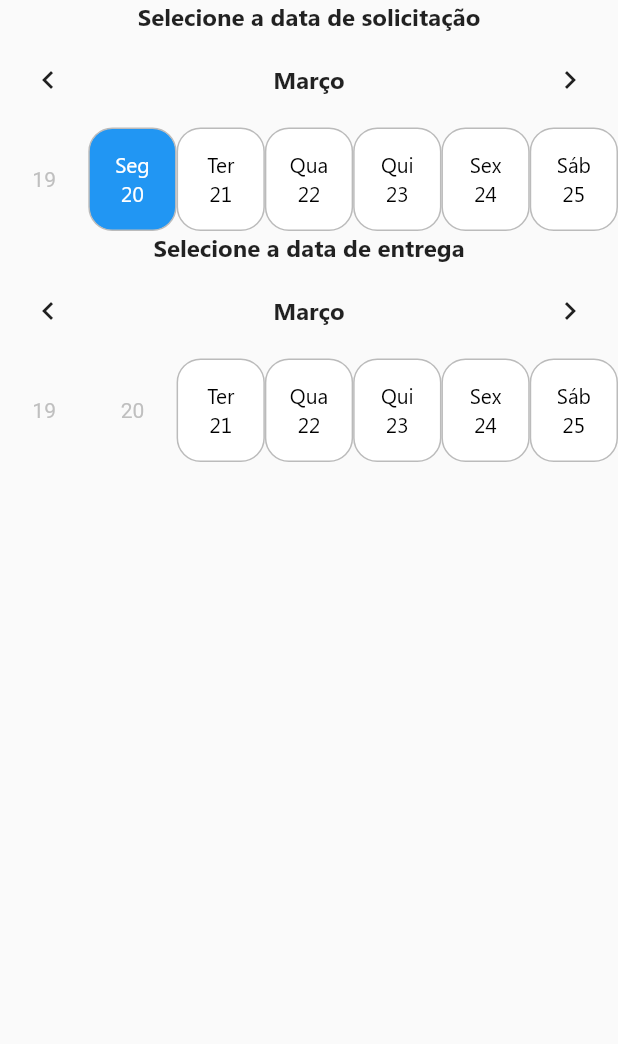
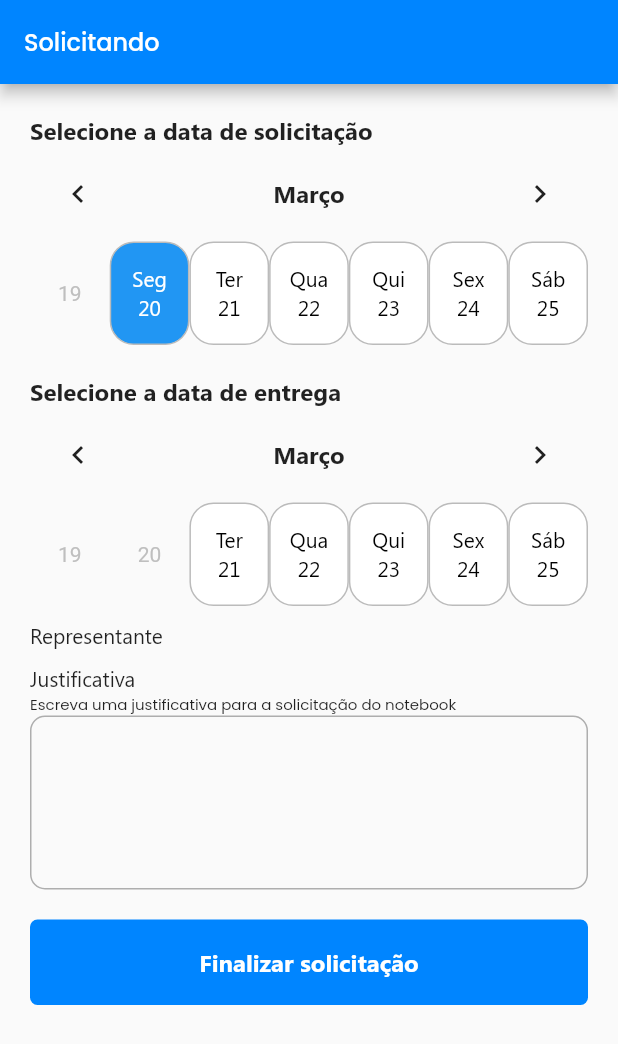
Before and after one commit to LAMPI-Oficial/Easy-Flow, a Flutter app: the screen it shows after launch, on a phone screen of 412 x 824 dp. Shown: the top 1044 px of the screen. Run offline on Flutter 3.47's test engine with Material 2 defaults, Android fonts, the phone set to English and light mode, and no system bars; drawn by our look-alikes of table_calendar; our stand-ins replace auto_size_text, get, result_dart; missing offline and left inert: stylish_dialog; accounts and stored records are empty.

Commit message:
[FE.2.1] - Inserido campo de texto para justificativa

```diff
--- a/lib/layers/modules/equipment/equipment_controller.dart
+++ b/lib/layers/modules/equipment/equipment_controller.dart
@@ -1,3 +1,4 @@
+import 'package:flutter/material.dart';
 import 'package:get/get.dart';
 
 class EquipmentController extends GetxController {
@@ -9,6 +10,8 @@ class EquipmentController extends GetxController {
   var returnDate = DateTime.now().obs;
   var returnDateFocusedDay = DateTime.now().add(const Duration(days: 1)).obs;
   var returnDateFirstDay = DateTime.now().add(const Duration(days: 1)).obs;
+
+  var justificationTextFieldController = TextEditingController();
 
   void onRequestDaySelected(DateTime selectedDay, DateTime focusedDay) {
     requestDate.value = selectedDay;
--- a/lib/layers/modules/equipment/pages/equipment_request_page.dart
+++ b/lib/layers/modules/equipment/pages/equipment_request_page.dart
@@ -1,21 +1,41 @@
+import 'package:easyflow/core/utils/validators_util.dart';
 import 'package:easyflow/layers/modules/equipment/equipment_controller.dart';
 import 'package:easyflow/layers/modules/equipment/widgets/calendar_day_widget.dart';
 import 'package:flutter/material.dart';
 import 'package:get/get.dart';
+import 'package:get/get_connect/http/src/utils/utils.dart';
 import 'package:table_calendar/table_calendar.dart';
 
 class EquipmentRequestPage extends GetView<EquipmentController> {
   const EquipmentRequestPage({super.key});
 
+  Widget? _dayBuilder(BuildContext cxt, DateTime day, DateTime focusedDay) {
+    return CalendarDayWidget(day: day, focusedDay: focusedDay);
+  }
+
   @override
   Widget build(BuildContext context) {
     return Scaffold(
+      appBar: AppBar(
+        title: const Text(
+          "Solicitando",
+          style: TextStyle(
+            fontFamily: 'Poppins',
+            fontSize: 16,
+            fontWeight: FontWeight.w500,
+            color: Colors.white,
+          ),
+        ),
+      ),
       body: SafeArea(
+        child: Container(
+          margin: const EdgeInsets.all(20),
           child: Column(
             children: [
               Expanded(
                 child: Obx(
                   () => Column(
+                    crossAxisAlignment: CrossAxisAlignment.start,
                     children: [
                       const Text(
                         "Selecione a data de solicitação",
@@ -42,17 +62,17 @@ class EquipmentRequestPage extends GetView<EquipmentController> {
                           titleCentered: true,
                         ),
                         calendarBuilders: CalendarBuilders(
-                        todayBuilder: (context, day, focusedDay) =>
-                            CalendarDayWidget(day: day, focusedDay: focusedDay),
-                        defaultBuilder: (context, day, focusedDay) =>
-                            CalendarDayWidget(day: day, focusedDay: focusedDay),
-                        selectedBuilder: (context, day, focusedDay) =>
-                            CalendarDayWidget(
+                          outsideBuilder: _dayBuilder,
+                          todayBuilder: _dayBuilder,
+                          defaultBuilder: _dayBuilder,
+                          selectedBuilder: (context, day, focusedDay) {
+                            return CalendarDayWidget(
                               day: day,
                               focusedDay: focusedDay,
                               boxColor: Colors.blue,
                               textColor: Colors.white,
-                        ),
+                            );
+                          },
                           headerTitleBuilder: (context, day) => Text(
                             controller.getMonth(day.month),
                             textAlign: TextAlign.center,
@@ -64,12 +84,15 @@ class EquipmentRequestPage extends GetView<EquipmentController> {
                           ),
                         ),
                       ),
-                    const Text(
+                      const Padding(
+                        padding: EdgeInsets.only(top: 20),
+                        child: Text(
                           "Selecione a data de entrega",
                           style: TextStyle(
                             fontFamily: "Segoe_UI",
                             fontWeight: FontWeight.w600,
                             fontSize: 16,
+                          ),
                         ),
                       ),
                       TableCalendar(
@@ -89,17 +112,17 @@ class EquipmentRequestPage extends GetView<EquipmentController> {
                           titleCentered: true,
                         ),
                         calendarBuilders: CalendarBuilders(
-                        todayBuilder: (context, day, focusedDay) =>
-                            CalendarDayWidget(day: day, focusedDay: focusedDay),
-                        defaultBuilder: (context, day, focusedDay) =>
-                            CalendarDayWidget(day: day, focusedDay: focusedDay),
-                        selectedBuilder: (context, day, focusedDay) =>
-                            CalendarDayWidget(
+                          outsideBuilder: _dayBuilder,
+                          todayBuilder: _dayBuilder,
+                          defaultBuilder: _dayBuilder,
+                          selectedBuilder: (context, day, focusedDay) {
+                            return CalendarDayWidget(
                               day: day,
                               focusedDay: focusedDay,
                               boxColor: Colors.blue,
                               textColor: Colors.white,
-                        ),
+                            );
+                          },
                           headerTitleBuilder: (context, day) => Text(
                             controller.getMonth(day.month),
                             textAlign: TextAlign.center,
@@ -111,6 +134,83 @@ class EquipmentRequestPage extends GetView<EquipmentController> {
                           ),
                         ),
                       ),
+                      Form(
+                        child: Column(
+                          crossAxisAlignment: CrossAxisAlignment.start,
+                          children: [
+                            const Padding(
+                              padding: EdgeInsets.only(top: 10),
+                              child: Text(
+                                "Representante",
+                                style: TextStyle(
+                                  fontFamily: "Segoe_UI",
+                                  fontSize: 14,
+                                  fontWeight: FontWeight.w400,
+                                ),
+                              ),
+                            ),
+                            const Padding(
+                              padding: EdgeInsets.only(top: 10),
+                              child: Text(
+                                "Justificativa",
+                                style: TextStyle(
+                                  fontFamily: "Segoe_UI",
+                                  fontSize: 14,
+                                  fontWeight: FontWeight.w400,
+                                ),
+                              ),
+                            ),
+                            const Text(
+                              "Escreva uma justificativa para a solicitação do notebook",
+                              style: TextStyle(
+                                fontFamily: "Poppins",
+                                fontSize: 10,
+                                fontWeight: FontWeight.w400,
+                              ),
+                            ),
+                            TextFormField(
+                              minLines: 4,
+                              maxLines: 4,
+                              decoration: InputDecoration(
+                                border: OutlineInputBorder(
+                                  borderRadius: BorderRadius.circular(10),
+                                ),
+                                fillColor: Colors.white,
+                              ),
+                              controller:
+                                  controller.justificationTextFieldController,
+                              autovalidateMode:
+                                  AutovalidateMode.onUserInteraction,
+                              validator: (value) =>
+                                  Validators.isNotEmpty(value),
+                            ),
+                            Padding(
+                              padding: const EdgeInsets.only(top: 20),
+                              child: ElevatedButton(
+                                onPressed: () {},
+                                style: ElevatedButton.styleFrom(
+                                  backgroundColor:
+                                      Theme.of(context).colorScheme.primary,
+                                  elevation: 0,
+                                  minimumSize: const Size(double.infinity, 40),
+                                  shape: RoundedRectangleBorder(
+                                    borderRadius: BorderRadius.circular(5),
+                                  ),
+                                ),
+                                child: const Text(
+                                  "Finalizar solicitação",
+                                  style: TextStyle(
+                                    fontFamily: "Segoe_UI",
+                                    fontSize: 16,
+                                    fontWeight: FontWeight.w600,
+                                    color: Colors.white,
+                                  ),
+                                ),
+                              ),
+                            ),
+                          ],
+                        ),
+                      ),
                     ],
                   ),
                 ),
@@ -118,6 +218,7 @@ class EquipmentRequestPage extends GetView<EquipmentController> {
             ],
           ),
         ),
+      ),
     );
   }
 }
```
Lines whose indentation alone changed are shown as unchanged.
